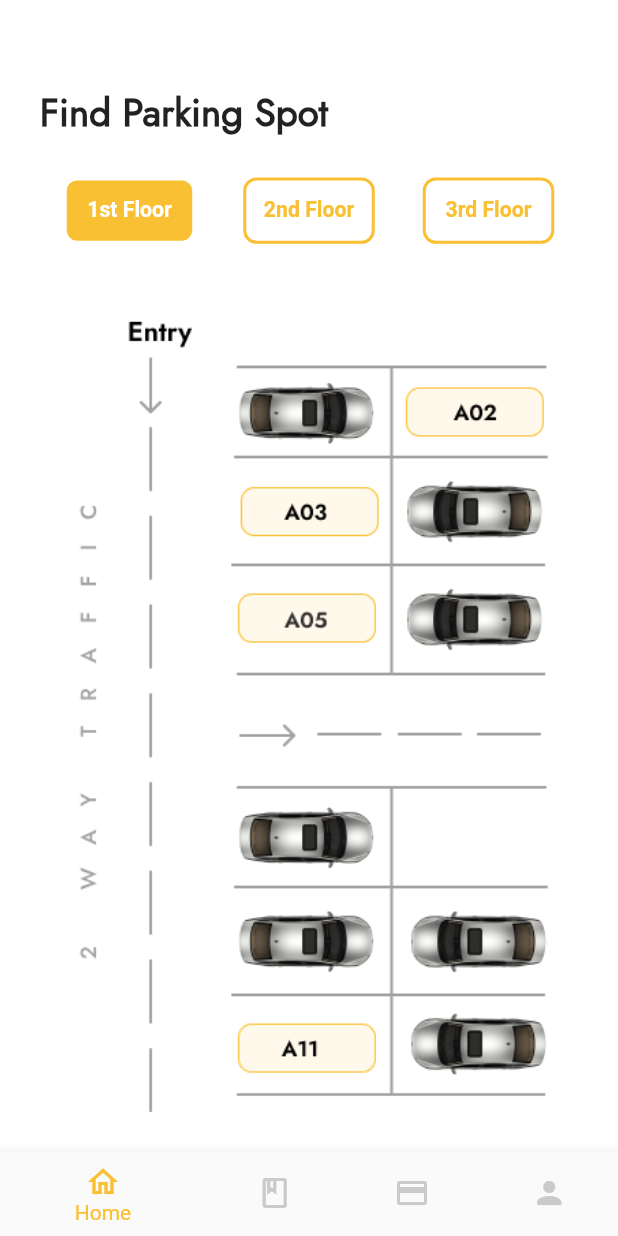
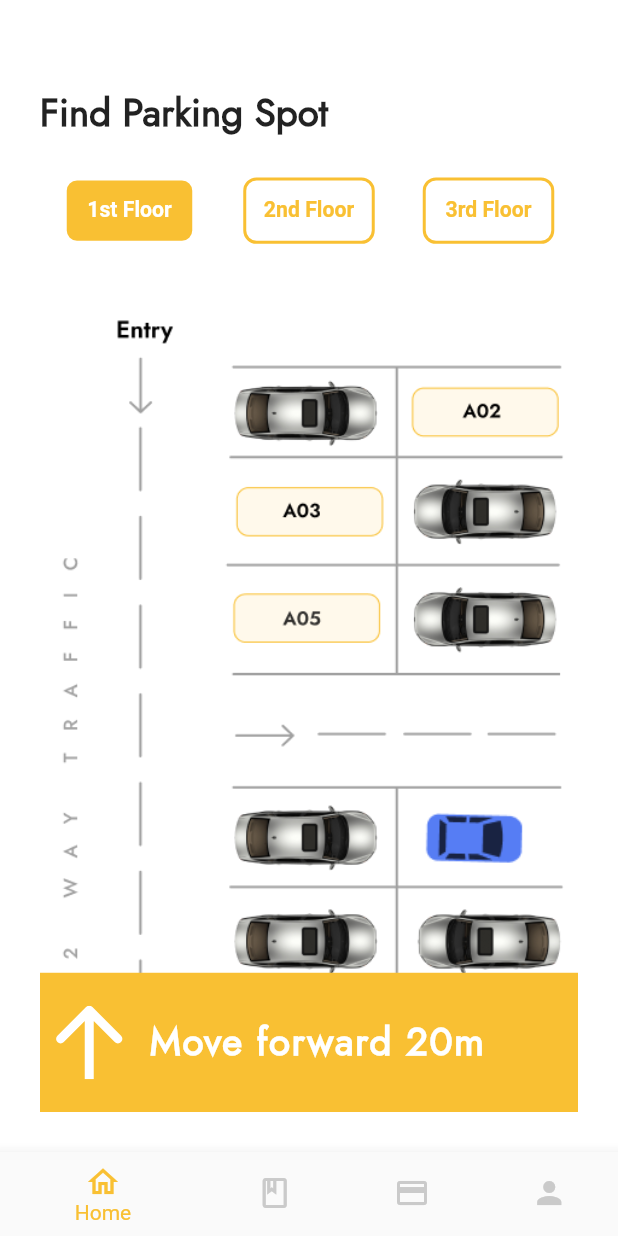
Before and after one commit to KRenHong/EasyParking, a Flutter app: the screen it shows after launch, on a phone screen of 412 x 824 dp. Run offline on Flutter 3.47's test engine with Material 2 defaults, Android fonts, the phone set to English and light mode, and no system bars; our stand-ins replace flutter_slidable, flutter_svg, get, shared_preferences.

Commit message:
update nav

```diff
--- a/lib/pages/navigation/in_mall_parking_page.dart
+++ b/lib/pages/navigation/in_mall_parking_page.dart
@@ -2,6 +2,7 @@ import 'package:easyparking/utils/dimensions.dart';
 import 'package:flutter/material.dart';
 import 'package:flutter/src/widgets/framework.dart';
 import 'package:flutter/src/widgets/placeholder.dart';
+import 'package:flutter_svg/flutter_svg.dart';
 import 'package:get/get.dart';
 
 import '../../utils/colors.dart';
@@ -39,8 +40,7 @@ class _InMallParkingPage extends State<InMallParkingPage>
                 right: Dimensions.width30,
                 top: Dimensions.height30 * 2 + Dimensions.height10,
                 bottom: Dimensions.height30),
-            child: Column(
-              children: [
+            child: Column(children: [
               Row(
                 mainAxisAlignment: MainAxisAlignment.spaceBetween,
                 children: [
@@ -57,35 +57,57 @@ class _InMallParkingPage extends State<InMallParkingPage>
               Expanded(child: TabBarView(
                 controller: tabController,
                 children: [
-                    // 1st Floor
                   Container(
-                      decoration: const BoxDecoration(
-                        image: DecorationImage(
-                          image: AssetImage('assets/image/in_mall_parking.png')
+                    decoration: const BoxDecoration(image: DecorationImage(image: AssetImage('assets/image/in-mall-parking.png'))),
+                    child: Stack(children: [
+                      Positioned(child: Image.asset('assets/image/Car.png'),
+                      left: Dimensions.width10 * 25,
+                      bottom: Dimensions.height10 * 10,
+                      top: Dimensions.height10 * 34,
+                      right: 0.0),
+
+                      Column(mainAxisAlignment: MainAxisAlignment.end,
+                      crossAxisAlignment: CrossAxisAlignment.stretch,
+                        children: [
+                          Container(
+                            padding: const EdgeInsets.only(
+                              top: 20.0,
+                              bottom: 20.0,
+                              left: 10.0,
+                              right: 10.0
+                            ),
+                            color: AppColors.yellow,
+
+                            child: Row(
+                              children: [
+                                SvgPicture.asset('assets/image/arrow_up.svg'),
+                                SizedBox(width: Dimensions.width10,),
+                                TextButton(
+                                  onPressed: () {  },
+                                child: Text("Move forward 20m",
+                                  style: TextStyle(color: Colors.white,
+                                  fontFamily: 'Jost',
+                                  fontSize: Dimensions.fontSize29,
+                                  fontWeight: FontWeight.w800,
+                                  letterSpacing: 1.0)),
+
                                 )
+                              ],
                             )
                           ),
-                    // 2nd Floor
+                        ],)
+                    ],),
+                  ),
                   Container(
-                      decoration: const BoxDecoration(
-                        image: DecorationImage(
-                          image: AssetImage('assets/image/in_mall_parking.png')
-                        )
-                      )
+                    decoration: const BoxDecoration(image: DecorationImage(image: AssetImage('assets/image/in-mall-parking.png'))),
+                    child: Stack(),
                   ),
-                    // 3rd Floor
                   Container(
-                      decoration: const BoxDecoration(
-                        image: DecorationImage(
-                          image: AssetImage('assets/image/in_mall_parking.png')
-                        )
-                      )
-                    )
-                  ],
-
-                ))
-              ],
-            )));
+                    decoration: const BoxDecoration(image: DecorationImage(image: AssetImage('assets/image/in-mall-parking.png'))),
+                    child: Stack(),
+                  ),
+                ],))
+            ])));
   }
 
   Widget tabbar() => TabBar(
@@ -108,8 +130,7 @@ class _InMallParkingPage extends State<InMallParkingPage>
                         color: selectedTabIndex == 0
                             ? Colors.white
                             : AppColors.yellow,
-                        width: 2)
-                      ),
+                        width: 2)),
                 child: Center(
                     child: Text(
                   "1st Floor",
--- a/pubspec.yaml
+++ b/pubspec.yaml
@@ -38,6 +38,7 @@ dependencies:
   get: ^4.6.5
   shared_preferences: ^2.0.18
   flutter_slidable: ^2.0.0
+  flutter_svg: ^2.0.2
 
 dev_dependencies:
   flutter_test:
@@ -57,6 +58,8 @@ dev_dependencies:
 flutter:
   assets:
       - assets/image/
+      - assets/image/in-mall-parking.svg
+
 
   fonts:
     - family: Jost
```
Also changed, not shown: assets/image/Car.png (added), assets/image/arrow_up.svg (added), assets/image/in-mall-parking.png (added), assets/image/in-mall-parking.svg (added), assets/image/in_mall_parking.png (deleted), pubspec.lock. Lines whose indentation alone changed are shown as unchanged.
